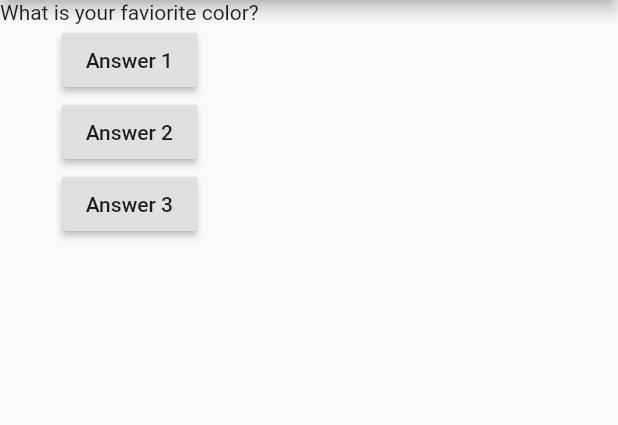
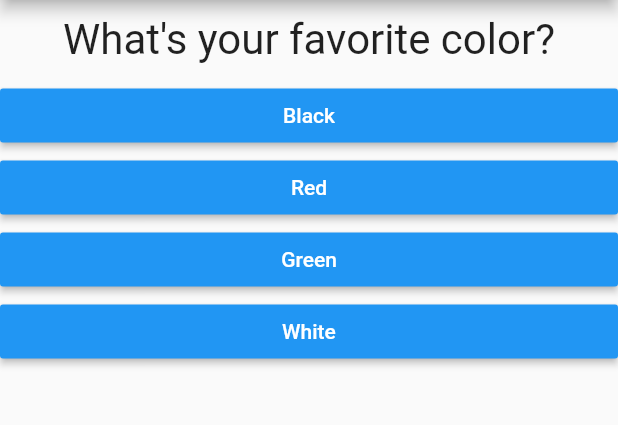
Before and after one commit to akash2001b/Flutter_QuizApp, a Flutter app: the screen it shows after launch, on a phone screen of 412 x 824 dp, the part 84-509 px from its top. Run offline on Flutter 3.47's test engine with Material 2 defaults, Android fonts, the phone set to English and light mode, and no system bars.

Commit message:
Quiz App complete

```diff
--- /dev/null
+++ b/lib/answer.dart
@@ -0,0 +1,30 @@
+import 'package:flutter/material.dart';
+
+
+
+
+class Answer extends StatelessWidget {
+  final String answerText;
+  final Function selectHandler;
+  Answer(this.selectHandler,this.answerText);
+
+  //alternate syntax
+  // Function selectHandler;
+  // Answer(Function fn){
+  //   selectHandler=fn;
+  // }
+
+
+  @override
+  Widget build(BuildContext context) {
+    return Container(
+      width: double.infinity,
+      child: RaisedButton(
+        color: Colors.blue,
+        textColor: Colors.white,
+        child: Text(answerText),
+        onPressed: selectHandler,
+      ),
+    );
+  }
+}
--- a/lib/main.dart
+++ b/lib/main.dart
@@ -1,4 +1,10 @@
+import 'package:first_app/result.dart';
 import 'package:flutter/material.dart';
+
+import './question.dart';
+import './answer.dart';
+import './quiz.dart';
+import './result.dart';
 
 void main() {
   runApp(MyApp());
@@ -13,44 +19,76 @@ class MyApp extends StatefulWidget {
 }
 
 class MyAppState extends State<MyApp> {
+  final questions = const [
+    {
+      'questionText': 'What\'s your favorite color?',
+      'answers': [
+        {'text': 'Black', 'score': 10},
+        {'text': 'Red', 'score': 5},
+        {'text': 'Green', 'score': 3},
+        {'text': 'White', 'score': 1},
+      ],
+    },
+    {
+      'questionText': 'What\'s your favorite animal?',
+      'answers': [
+        {'text': 'Rabbit', 'score': 3},
+        {'text': 'Snake', 'score': 11},
+        {'text': 'Elephant', 'score': 5},
+        {'text': 'Lion', 'score': 9},
+      ],
+    },
+    {
+      'questionText': 'Who\'s your favorite instructor?',
+      'answers': [
+        {'text': 'Max', 'score': 1},
+        {'text': 'Max', 'score': 1},
+        {'text': 'Max', 'score': 1},
+        {'text': 'Max', 'score': 1},
+      ],
+    },
+  ];
+
   var questionIndex = 0;
+  var totalScore = 0;
 
-  void answerQuestion() {
+  void resetQuiz() {
+    setState(() {
+      questionIndex = 0;
+      totalScore = 0;
+    });
+  }
+
+  void answerQuestion(int score) {
+    totalScore += score;
     setState(() {
       questionIndex = questionIndex + 1;
     });
+
     print(questionIndex);
+
+    if (questionIndex < questions.length) {
+      print('We have more questions!');
+    } else {
+      print('No more questions!');
+    }
   }
 
   @override
   Widget build(BuildContext context) {
-    var questions = [
-      "What is your faviorite color?",
-      "what is your favorite animal",
-    ];
-
     return MaterialApp(
       home: Scaffold(
-          appBar: AppBar(
-            title: Text('This is my first App'),
-          ),
-          body: Column(
-            children: [
-              Text(questions[questionIndex]),
-              RaisedButton(
-                child: Text('Answer 1'),
-                onPressed: answerQuestion,
-              ),
-              RaisedButton(
-                child: Text('Answer 2'),
-                onPressed: answerQuestion,
-              ),
-              RaisedButton(
-                child: Text('Answer 3'),
-                onPressed: answerQuestion,
-              ),
-            ],
-          )),
+        appBar: AppBar(
+          title: Text('This is my first App'),
+        ),
+        body: questionIndex < questions.length
+            ? Quiz(
+                answerQuestion: answerQuestion,
+                questions: questions,
+                questionIndex: questionIndex,
+              )
+            : Result(totalScore, resetQuiz),
+      ),
     );
   }
 }
--- /dev/null
+++ b/lib/question.dart
@@ -0,0 +1,23 @@
+import 'package:flutter/material.dart';
+
+class Question extends StatelessWidget {
+  // const Question({ Key? key }) : super(key: key);
+  final String questionText;
+
+  Question(this.questionText);
+
+  @override
+  Widget build(BuildContext context) {
+    return Container(
+      margin: EdgeInsets.all(10),
+      width: double.infinity,
+      child: Text(
+        questionText,
+        style: TextStyle(
+          fontSize: 28,
+        ),
+        textAlign: TextAlign.center,
+      ),
+    );
+  }
+}
--- /dev/null
+++ b/lib/quiz.dart
@@ -0,0 +1,31 @@
+import 'package:flutter/material.dart';
+
+import './answer.dart';
+import './question.dart';
+
+class Quiz extends StatelessWidget {
+  final List<Map<String, Object>> questions;
+  final Function answerQuestion;
+  final int questionIndex;
+
+  Quiz({
+    this.answerQuestion,
+    this.questions,
+    this.questionIndex,
+  });
+
+  @override
+  Widget build(BuildContext context) {
+    return Column(
+      children: [
+        Question(
+          questions[questionIndex]['questionText'],
+        ),
+        ...(questions[questionIndex]['answers'] as List<Map<String, Object>>)
+            .map((answer) {
+          return Answer(() => answerQuestion(answer['score']), answer['text']);
+        }).toList(),
+      ],
+    );
+  }
+}
```
Also changed, not shown: lib/result.dart (added, +44 -0 lines).
